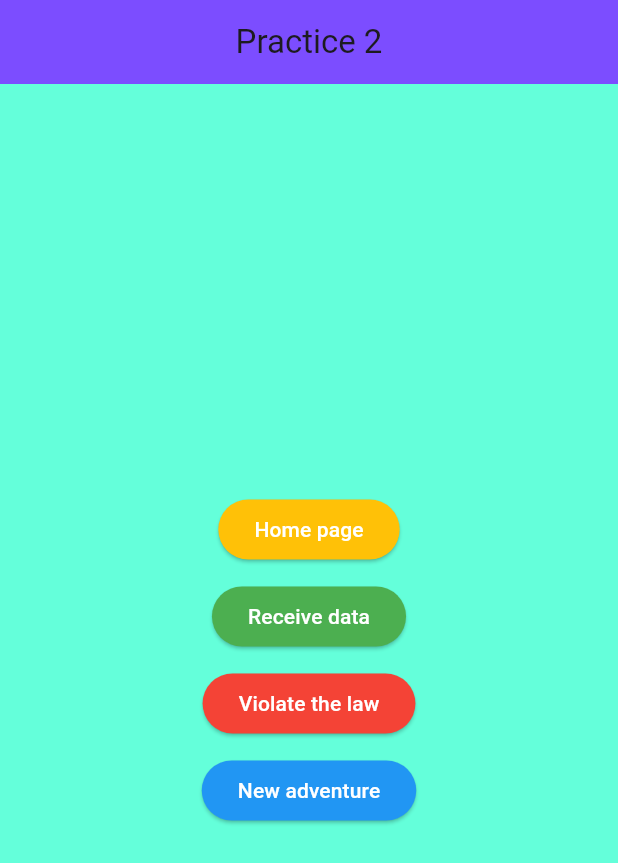
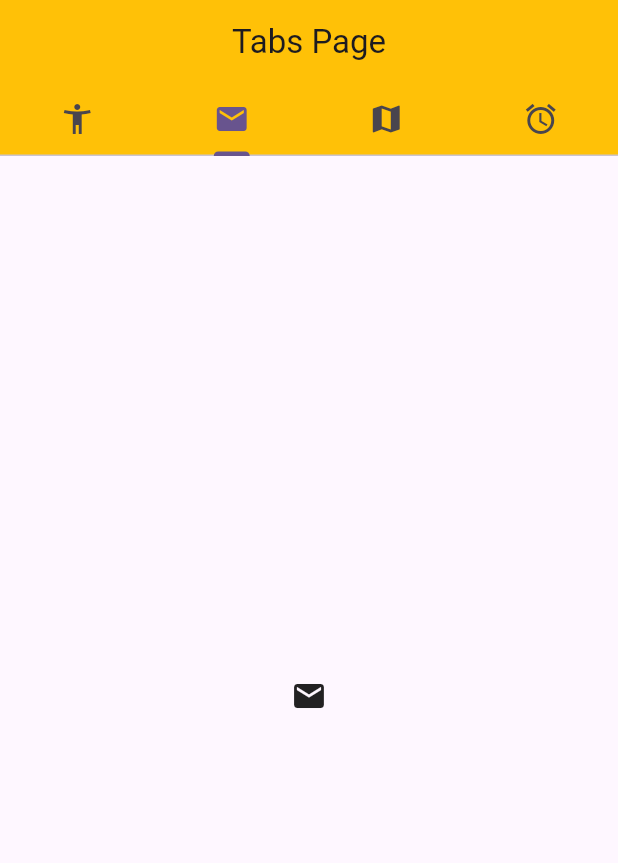
Before and after one commit to BlueMadnessVG/Flutter_CN, a Flutter app: the screen it shows after launch, on a phone screen of 412 x 824 dp. Shown: the top 863 px of the screen. Run offline on Flutter 3.47's test engine with Material 2 defaults, Android fonts, the phone set to English and light mode, and no system bars.

Commit message:
practice 6

```diff
--- a/lib/main.dart
+++ b/lib/main.dart
@@ -1,6 +1,5 @@
 import 'package:flutter/material.dart';
-import 'package:flutter_application_1/src/app.dart';
-import 'package:flutter_application_1/src/splash_screen.dart';
+import 'package:flutter_application_1/src/tabs_page.dart';
 
 void main() {
   runApp(const MyApp());
@@ -33,8 +32,8 @@ class MyApp extends StatelessWidget {
         useMaterial3: true,
       ),
       debugShowCheckedModeBanner: false,
-      title: 'Practice 4',
-      home: SplashScreen(),
+      title: 'Practice 6',
+      home: TabsPage(),
     );
   }
 }
--- a/lib/src/app.dart
+++ /dev/null
@@ -1,25 +0,0 @@
-import 'package:flutter/material.dart';
-import 'package:flutter_application_1/src/data_received.dart';
-import 'package:flutter_application_1/src/homePage.dart';
-import 'package:flutter_application_1/src/mainPage.dart';
-import 'package:flutter_application_1/src/sleep.dart';
-import 'package:flutter_application_1/src/stop.dart';
-
-class Myapp extends StatelessWidget {
-  const Myapp({super.key});
-
-  @override
-  Widget build(BuildContext context) {
-    return MaterialApp(
-      title: 'Practice 02',
-      initialRoute: '/main_page',
-      routes: {
-        '/main_page': (context) => MainPage(),
-        '/home_page': (context) => HomePage(),
-        '/data_received': (context) => Data_received(),
-        '/stop': (context) => Stop(),
-        '/sleep': (context) => Sleep(),
-      },
-    );
-  }
-}
--- a/lib/src/dataPage.dart
+++ /dev/null
@@ -1,27 +0,0 @@
-import 'package:flutter/material.dart';
-import 'package:flutter_application_1/src/data_received.dart';
-
-class DataPage extends StatelessWidget {
-  final Data data;
-  const DataPage({required this.data});
-
-  @override
-  Widget build(BuildContext context) {
-    return Scaffold(
-      appBar: AppBar(
-        title: Text('User Data'),
-        centerTitle: true,
-      ),
-      body: Center(
-        child: Column(
-          mainAxisAlignment: MainAxisAlignment.center,
-          children: [
-            Text('Data received:'),
-            Text('Name: ${data.name}'),
-            Text('Sex: ${data.sex}')
-          ],
-        ),
-      ),
-    );
-  }
-}
--- a/lib/src/mainPage.dart
+++ /dev/null
@@ -1,65 +0,0 @@
-import 'package:flutter/material.dart';
-
-class MainPage extends StatelessWidget {
-  const MainPage({super.key});
-
-  @override
-  Widget build(BuildContext context) {
-    return Scaffold(
-      backgroundColor: Colors.tealAccent,
-      appBar: AppBar(
-        backgroundColor: Colors.deepPurpleAccent,
-        title: Text('Practice 2'),
-        centerTitle: true,
-      ),
-      body: Center(
-        child: Column(
-          mainAxisAlignment: MainAxisAlignment.center,
-          children: <Widget>[
-            ElevatedButton(
-              child: Text('Home page'),
-              style: ElevatedButton.styleFrom(
-                  primary: Colors.amber, onPrimary: Colors.white),
-              onPressed: () {
-                Navigator.pushNamed(context, '/home_page');
-              },
-            ),
-            SizedBox(
-              height: 10,
-            ),
-            ElevatedButton(
-              child: Text('Receive data'),
-              style: ElevatedButton.styleFrom(
-                  primary: Colors.green, onPrimary: Colors.white),
-              onPressed: () {
-                Navigator.pushNamed(context, '/data_received');
-              },
-            ),
-            SizedBox(
-              height: 10,
-            ),
-            ElevatedButton(
-              child: Text('Violate the law'),
-              style: ElevatedButton.styleFrom(
-                  primary: Colors.red, onPrimary: Colors.white),
-              onPressed: () {
-                Navigator.pushNamed(context, '/stop');
-              },
-            ),
-            SizedBox(
-              height: 10,
-            ),
-            ElevatedButton(
-              child: Text('New adventure'),
-              style: ElevatedButton.styleFrom(
-                  primary: Colors.blue, onPrimary: Colors.white),
-              onPressed: () {
-                Navigator.pushNamed(context, '/sleep');
-              },
-            ),
-          ],
-        ),
-      ),
-    );
-  }
-}
--- /dev/null
+++ b/lib/src/tabs_page.dart
@@ -0,0 +1,32 @@
+import 'package:flutter/material.dart';
+
+class TabsPage extends StatelessWidget {
+  const TabsPage({super.key});
+
+  @override
+  Widget build(BuildContext context) {
+    return DefaultTabController(
+      initialIndex: 1,
+      length: 4,
+      child: Scaffold(
+        appBar: AppBar(
+          backgroundColor: Colors.amber,
+          title: Text('Tabs Page'),
+          centerTitle: true,
+          bottom: TabBar(tabs: [
+            Tab(icon: Icon(Icons.accessibility_new)),
+            Tab(icon: Icon(Icons.mail)),
+            Tab(icon: Icon(Icons.map)),
+            Tab(icon: Icon(Icons.access_alarm))
+          ]),
+        ),
+        body: TabBarView(children: [
+          Icon(Icons.accessibility_new),
+          Icon(Icons.mail),
+          Icon(Icons.map),
+          Icon(Icons.access_alarm)
+        ]),
+      ),
+    );
+  }
+}
```
Also changed, not shown: lib/src/alert.dart (deleted, +0 -29 lines), lib/src/data_received.dart (deleted, +0 -90 lines), lib/src/homePage.dart (deleted, +0 -73 lines), lib/src/sleep.dart (deleted, +0 -37 lines), lib/src/splash_screen.dart (deleted, +0 -39 lines), lib/src/stop.dart (deleted, +0 -37 lines), assets/img/lagiacrus.png (added), assets/img/magnamalo.png (added), lib/src/main_page.dart (added).
